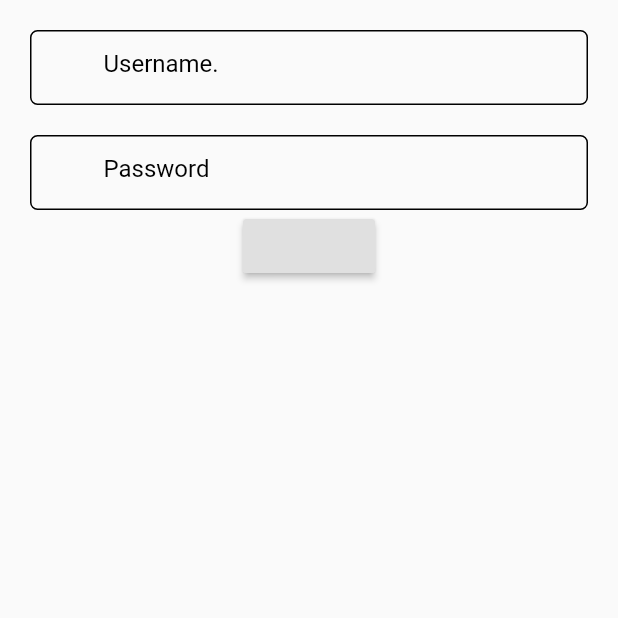
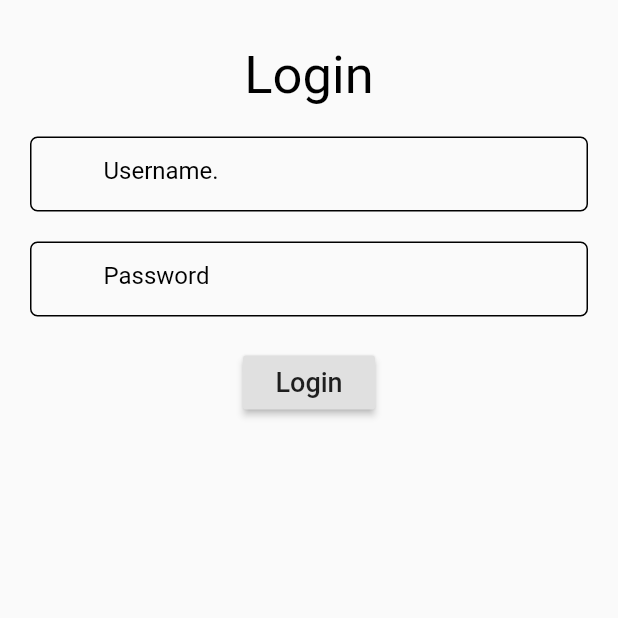
Before and after one commit to joshsoftware/flutter-boilerplate, a Flutter app: the screen it shows after launch, on a phone screen of 412 x 824 dp, the top half of it. Run offline on Flutter 3.47's test engine with Material 2 defaults, Android fonts, the phone set to English and light mode, and no system bars; our stand-ins replace rxdart, shared_preferences.

Commit message:
Login UI changes

```diff
--- a/lib/screens/login_screen.dart
+++ b/lib/screens/login_screen.dart
@@ -16,7 +16,6 @@ class LoginPage extends StatefulWidget {
 }
 
 class _LoginPageState extends State<LoginPage> {
-
   final _scaffoldKey = GlobalKey<ScaffoldState>();
   final _mobileNoTextFieldController = TextEditingController();
   final _passwordTextFieldController = TextEditingController();
@@ -50,6 +49,14 @@ class _LoginPageState extends State<LoginPage> {
         body: Container(
           child: Column(
             children: [
+              Container(
+                //alignment: Alignment.topLeft,
+                margin: EdgeInsets.only(top: 30),
+                child: Text(
+                  "Login",
+                  style: TextStyle(fontSize: 35, color: Colors.black),
+                ),
+              ),
               Container(
                 margin: EdgeInsets.fromLTRB(20, 20, 20, 0),
                 decoration: BoxDecoration(
@@ -108,13 +115,19 @@ class _LoginPageState extends State<LoginPage> {
                   cursorColor: Colors.white,
                 ),
               ),
-              RaisedButton(onPressed: () {
-                Text("");
-                if (submitLoginFormData(context))
-                  loginBloc.userLogin(
-                      _mobileNoTextFieldController.text,
-                      _passwordTextFieldController.text);
-              }),
+              Container(
+                margin: EdgeInsets.only(top: 20),
+                child: RaisedButton(
+                    child: Text(
+                      "Login",
+                      style: TextStyle(fontSize: 18),
+                    ),
+                    onPressed: () {
+                      if (submitLoginFormData(context))
+                        loginBloc.userLogin(_mobileNoTextFieldController.text,
+                            _passwordTextFieldController.text);
+                    }),
+              ),
               StreamBuilder(
                   stream: loginBloc.loginCall,
                   builder: (context, AsyncSnapshot<User> snapshot) {
```
